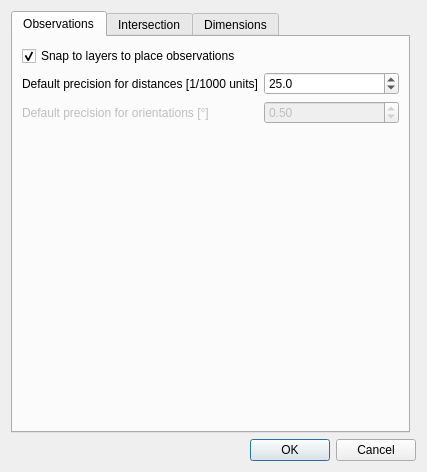
Before: the Qt Designer form ui/ui_settings.ui in 3nids/intersectit, drawn with Qt 5.
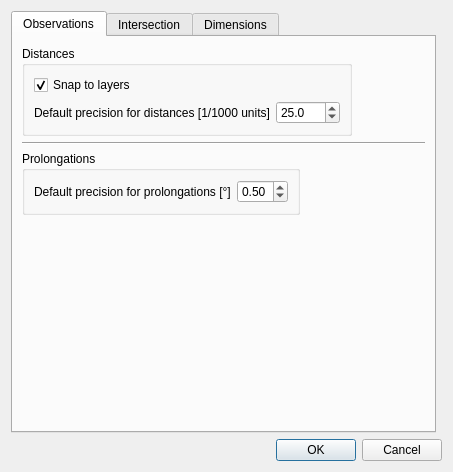
After: the same form once the commit is applied. The open tabs and pages were chosen to show the change.

Commit message: define setting for polongations

```diff
--- a/ui/ui_settings.ui
+++ b/ui/ui_settings.ui
@@ -6,7 +6,7 @@
    <rect>
     <x>0</x>
     <y>0</y>
-    <width>427</width>
+    <width>453</width>
     <height>472</height>
    </rect>
   </property>
@@ -35,9 +35,15 @@
       </attribute>
       <layout class="QFormLayout" name="formLayout_2">
        <item row="0" column="0">
+        <widget class="QGroupBox" name="groupBox">
+         <property name="title">
+          <string>Distances</string>
+         </property>
+         <layout class="QGridLayout" name="gridLayout_7">
+          <item row="0" column="0">
         <widget class="QCheckBox" name="obsSnapping">
          <property name="text">
-          <string>Snap to layers to place observations</string>
+             <string>Snap to layers</string>
          </property>
          <property name="checked">
           <bool>true</bool>
@@ -64,20 +70,29 @@
          </property>
         </widget>
        </item>
+         </layout>
+        </widget>
+       </item>
        <item row="2" column="0">
+        <widget class="QGroupBox" name="groupBox_3">
+         <property name="title">
+          <string>Prolongations</string>
+         </property>
+         <layout class="QGridLayout" name="gridLayout_8">
+          <item row="0" column="0">
         <widget class="QLabel" name="label_4">
          <property name="enabled">
-          <bool>false</bool>
+             <bool>true</bool>
          </property>
          <property name="text">
-          <string>Default precision for orientations [°]</string>
+             <string>Default precision for prolongations [°]</string>
          </property>
         </widget>
        </item>
-       <item row="2" column="1">
+          <item row="0" column="1">
         <widget class="QDoubleSpinBox" name="obsDefaultPrecisionOrientation">
          <property name="enabled">
-          <bool>false</bool>
+             <bool>true</bool>
          </property>
          <property name="maximum">
           <double>2.000000000000000</double>
@@ -87,6 +102,22 @@
          </property>
          <property name="value">
           <double>0.500000000000000</double>
+            </property>
+           </widget>
+          </item>
+         </layout>
+        </widget>
+       </item>
+       <item row="1" column="0" colspan="2">
+        <widget class="Line" name="line_2">
+         <property name="minimumSize">
+          <size>
+           <width>30</width>
+           <height>0</height>
+          </size>
+         </property>
+         <property name="orientation">
+          <enum>Qt::Horizontal</enum>
          </property>
         </widget>
        </item>
```
Left out of the diff: 2 changed lines with no effect on the pictures. Lines whose indentation alone changed are shown as unchanged. The commit also changes 2 other files.
